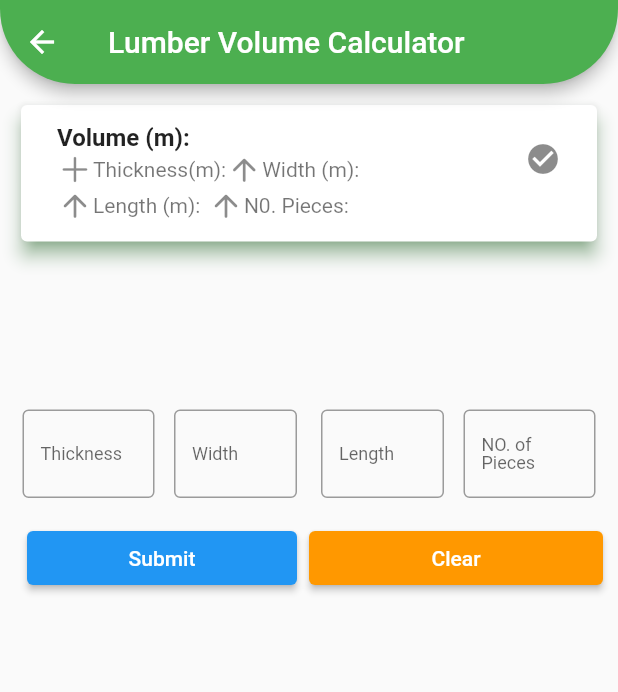
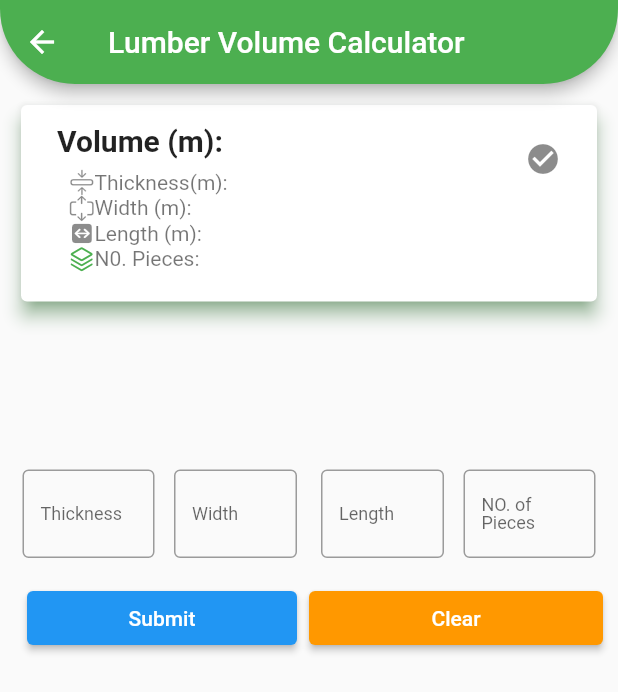
Before and after one commit to s-muel/woodCalculator_v1, a Flutter app: the LumberVolume screen opened directly, on a phone screen of 412 x 824 dp. Shown: the top 692 px of the screen. Run offline on Flutter 3.47's test engine with Material 2 defaults, Android fonts, the phone set to English and light mode, and no system bars; our stand-ins replace csv.

Commit message:
fixed the lumberVolume Function

```diff
--- a/lib/lumber_page.dart
+++ b/lib/lumber_page.dart
@@ -27,12 +27,12 @@ class _LumberVolumeState extends State<LumberVolume> {
   List result(double thick, double width, double length, double noOfPieces) {
     List value = [];
     double innerWidth = width / 1000;
-    double innerLength = length / 1000;
+    double innerThickness = thick / 1000;
     double volume;
 
-    volume = thick * innerWidth * innerLength * noOfPieces;
+    volume = (innerThickness * innerWidth * length * noOfPieces) / 1000;
 
-    value.addAll([volume, thick, innerWidth, innerLength, noOfPieces]);
+    value.addAll([volume, innerThickness, innerWidth, length, noOfPieces]);
     return value;
   }
 
@@ -67,35 +67,59 @@ class _LumberVolumeState extends State<LumberVolume> {
                         child: ListTile(
                           title: Text(
                             'Volume (m):  $volume',
-                            style: const TextStyle(fontWeight: FontWeight.bold),
+                            style: const TextStyle(
+                                fontWeight: FontWeight.bold, fontSize: 20),
 
                             // ),
                           ),
                           trailing: const Icon(
                             Icons.check_circle,
                           ),
-                          subtitle: Column(
+                          subtitle: Padding(
+                            padding: const EdgeInsets.all(8.0),
+                            child: Column(
                               children: [
                                 Row(
                                   children: [
-                                  const Icon(CupertinoIcons.add),
-                                  Text('Thickness(m):$thickness'),
-                                  const Icon(Icons.arrow_upward_rounded),
-                                  Text('Width (m):$width'),
+                                    const Icon(
+                                        CupertinoIcons
+                                            .rectangle_compress_vertical,
+                                        size: 17),
+                                    Text('Thickness(m):  $thickness'),
+                                    const SizedBox(
+                                      width: 5,
+                                    ),
+                                  ],
+                                ),
+                                Row(children: [
+                                  const Icon(
+                                      CupertinoIcons.rectangle_expand_vertical,
+                                      size: 17),
+                                  Text('Width (m):  $width'),
+                                ]),
+                                Row(
+                                  children: [
+                                    const Icon(
+                                        CupertinoIcons
+                                            .arrow_left_right_square_fill,
+                                        size: 17),
+                                    Text('Length (m):  $length'),
+                                    const SizedBox(
+                                      width: 7,
+                                    ),
                                   ],
                                 ),
                                 Row(
                                   children: [
-                                  const Icon(Icons.arrow_upward_rounded),
-                                  Text('Length (m):$length'),
-                                  const SizedBox(
-                                    width: 5,
-                                  ),
-                                  const Icon(Icons.arrow_upward_rounded),
-                                  Text('N0. Pieces:$noOfPieces'),
+                                    const Icon(
+                                        CupertinoIcons.square_stack_3d_up,
+                                        size: 17,
+                                        color: Colors.green),
+                                    Text('N0. Pieces:  $noOfPieces'),
+                                  ],
+                                )
                               ],
                             ),
-                            ],
                           ),
                         ),
                       ),
```
Lines whose indentation alone changed are shown as unchanged.
